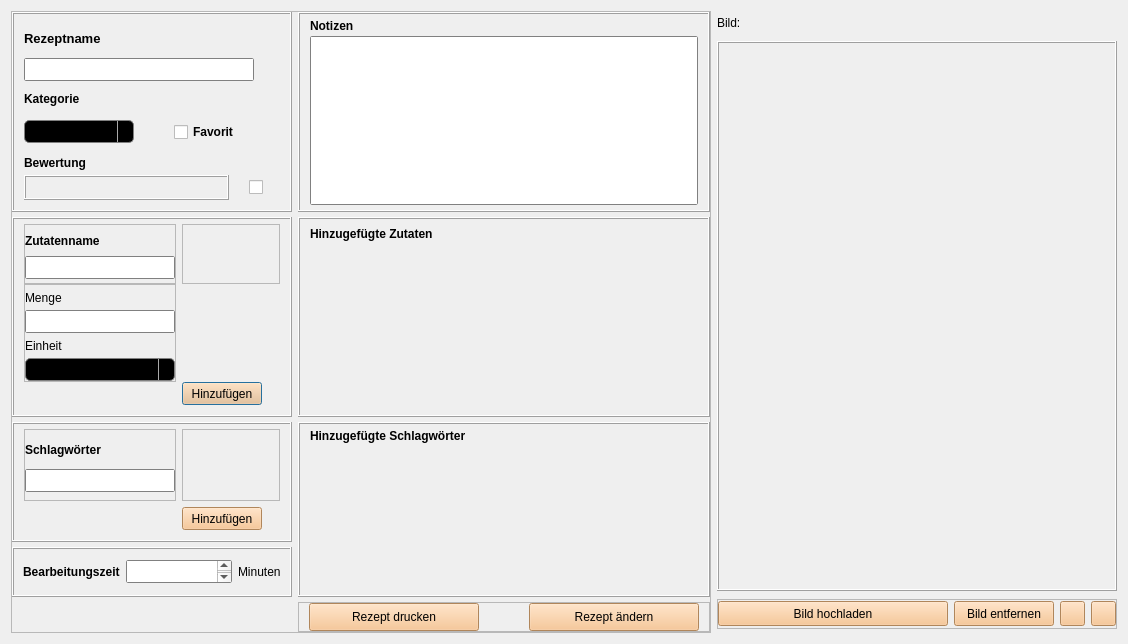
Old version of the form changedialog.ui in the repository DaDarkDan/CookAndBakeryDb.
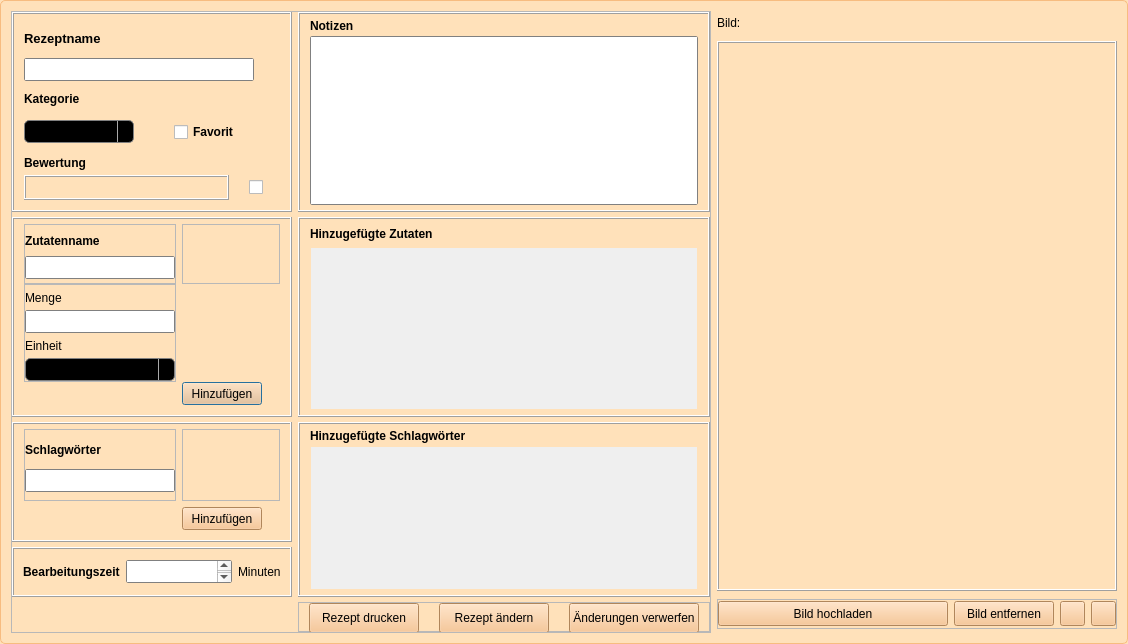
New version of the form. Icons and pictures are not drawn.

Commit message: Added change dialog functionality & bug fixing

Patch:
```diff
--- a/changedialog.ui
+++ b/changedialog.ui
@@ -14,11 +14,7 @@
    <string>Dialog</string>
   </property>
   <property name="styleSheet">
-   <string notr="true">QMainWindow {
-	background-image: url(&quot;:/img/img/background00.jpeg&quot;);
-}
-
-/*														*/
+   <string notr="true">/*														*/
 
 QTextEdit {
 	/*background: rgb(255, 225, 186);*/
@@ -30,49 +26,14 @@
 
 /*												*/
 
-QTabWidget {
-   image: url(:/img/img/background00.jpeg); 
-}
-
-QTabWidget::pane { /* The tab widget frame */
+QDialog {
     border: 1px solid rgb(247, 188, 128);
     border-radius: 5px;
 	background: rgb(255, 225, 186);
 }
 
-QTabWidget::tab-bar {
-    left: 5px; /* move to the right by 5px */
-}
-
-/* Style the tab using the tab sub-control. Note that
-    it reads QTabBar _not_ QTabWidget */
-QTabBar::tab {
-	background: rgb(247, 188, 128);
-    border: 2px solid;
-	border-color: rgb(247, 188, 128);
-    border-top-left-radius: 4px;
-    border-top-right-radius: 4px;
-    min-width: 40ex;
-    padding: 2px;
-}
-
-QTabBar::tab:selected, QTabBar::tab:hover {
-	background: rgb(255, 225, 186);
-    border: 1px solid rgb(247, 188, 128);
-	font: bold;
-}
-
-QTabBar::tab:selected {
-    border-color: rgb(255, 225, 186);
-}
-
-QTabBar::tab:!selected {
-    margin-top: 2px; /* make non-selected tabs look smaller */
-}
-
 /*									*/
 
-
 QPushButton#createResetBtn, QPushButton#searchResetButton {
     background-color: qradialgradient(cx:0, cy:0, radius: 1.6, fx:0.5, fy:0.5, 
 		stop:0  rgb(255, 239, 229), stop:0.8 rgb(255, 103, 86), stop:1  rgb(255, 103, 86));
@@ -996,7 +957,7 @@
         </property>
         <layout class="QHBoxLayout" name="horizontalLayout_3">
          <property name="spacing">
-          <number>50</number>
+          <number>20</number>
          </property>
          <property name="leftMargin">
           <number>10</number>
@@ -1020,8 +981,14 @@
            </property>
            <property name="minimumSize">
             <size>
-             <width>0</width>
-             <height>25</height>
+             <width>110</width>
+             <height>30</height>
+            </size>
+           </property>
+           <property name="maximumSize">
+            <size>
+             <width>16777214</width>
+             <height>30</height>
             </size>
            </property>
            <property name="text">
@@ -1042,8 +1009,14 @@
            </property>
            <property name="minimumSize">
             <size>
-             <width>0</width>
-             <height>25</height>
+             <width>110</width>
+             <height>30</height>
+            </size>
+           </property>
+           <property name="maximumSize">
+            <size>
+             <width>16777215</width>
+             <height>30</height>
             </size>
            </property>
            <property name="text">
@@ -1051,6 +1024,25 @@
            </property>
           </widget>
          </item>
+         <item>
+          <widget class="QPushButton" name="discardChangesButton">
+           <property name="minimumSize">
+            <size>
+             <width>110</width>
+             <height>30</height>
+            </size>
+           </property>
+           <property name="maximumSize">
+            <size>
+             <width>16777215</width>
+             <height>30</height>
+            </size>
+           </property>
+           <property name="text">
+            <string>Änderungen verwerfen</string>
+           </property>
+          </widget>
+         </item>
         </layout>
        </widget>
       </item>
```
Left out of the diff: 8 changed lines with no effect on the pictures. The commit also changes 13 other files.
